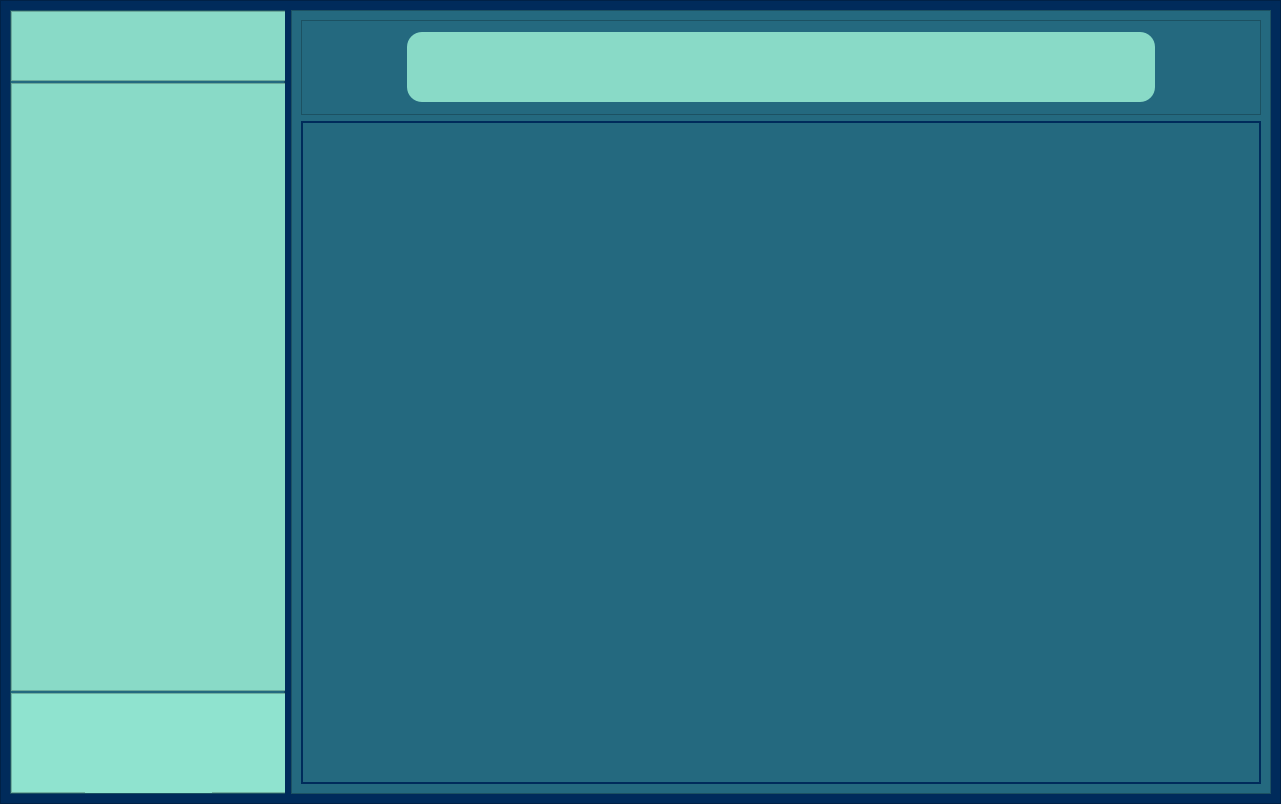
ahmedfahad04/SPL-2, file EmPower/Frontend/PyQt_UI/lesson_page.ui: the form before one commit.
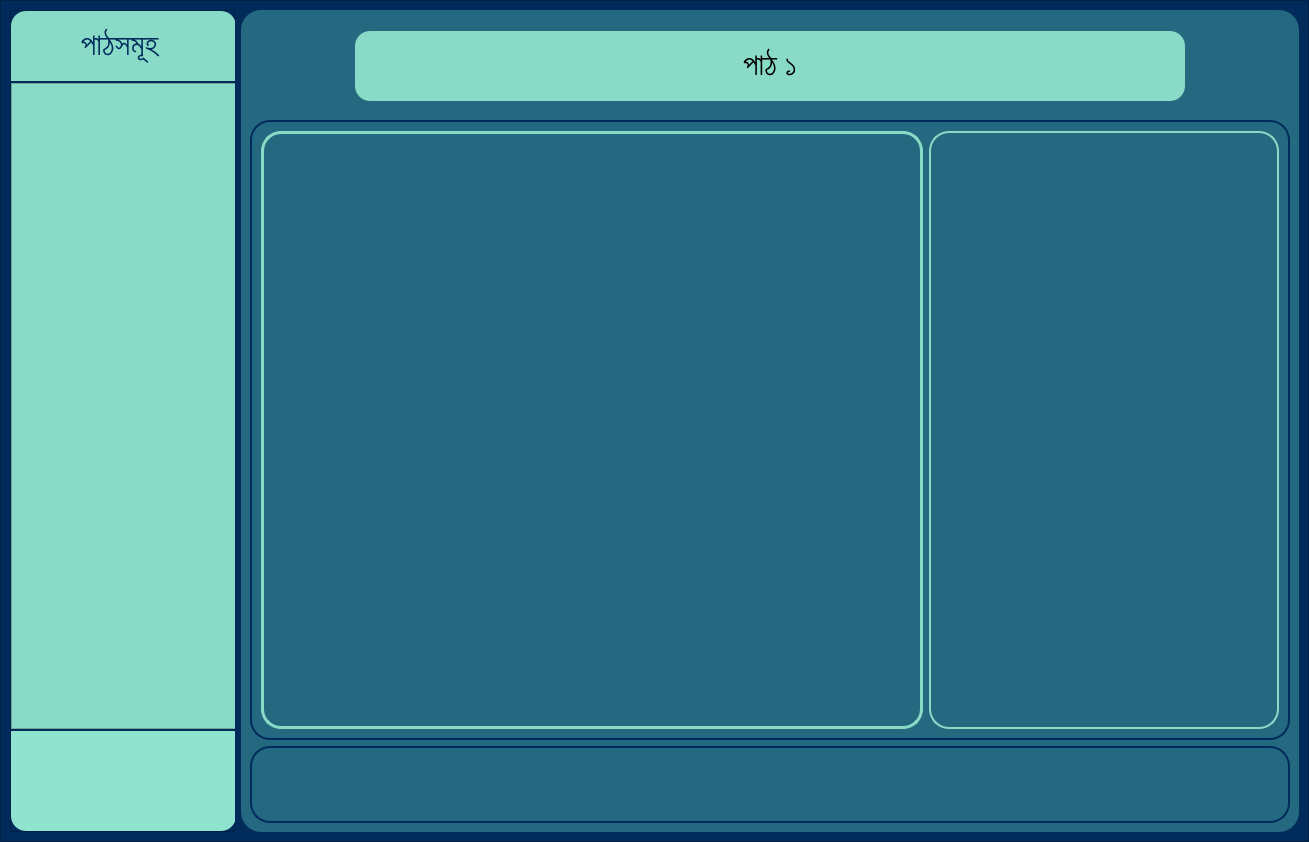
The form after the commit. Icons and pictures are not drawn.

```diff
--- a/EmPower/Frontend/PyQt_UI/lesson_page.ui
+++ b/EmPower/Frontend/PyQt_UI/lesson_page.ui
@@ -6,8 +6,8 @@
    <rect>
     <x>0</x>
     <y>0</y>
-    <width>1281</width>
-    <height>804</height>
+    <width>1309</width>
+    <height>842</height>
    </rect>
   </property>
   <property name="windowTitle">
@@ -28,7 +28,7 @@
      <number>0</number>
     </property>
     <item>
-     <widget class="QFrame" name="frame">
+     <widget class="QFrame" name="main_frame">
       <property name="styleSheet">
        <string notr="true">background-color: rgb(0, 43, 91);</string>
       </property>
@@ -43,18 +43,18 @@
         <widget class="QFrame" name="left_menu_frame">
          <property name="minimumSize">
           <size>
-           <width>275</width>
+           <width>225</width>
            <height>780</height>
           </size>
          </property>
          <property name="maximumSize">
           <size>
-           <width>275</width>
+           <width>225</width>
            <height>16777215</height>
           </size>
          </property>
          <property name="styleSheet">
-          <string notr="true">background-color: rgb(36, 105, 127)</string>
+          <string notr="true"/>
          </property>
          <property name="frameShape">
           <enum>QFrame::StyledPanel</enum>
@@ -88,7 +88,7 @@
             </property>
             <property name="minimumSize">
              <size>
-              <width>275</width>
+              <width>225</width>
               <height>70</height>
              </size>
             </property>
@@ -99,7 +99,9 @@
              </size>
             </property>
             <property name="styleSheet">
-             <string notr="true">background-color: rgb(137, 218, 199);</string>
+             <string notr="true">background-color: rgb(137, 218, 199);
+border-top-left-radius: 15px;
+border-top-right-radius: 15px;</string>
             </property>
             <property name="frameShape">
              <enum>QFrame::StyledPanel</enum>
@@ -107,13 +109,36 @@
             <property name="frameShadow">
              <enum>QFrame::Raised</enum>
             </property>
+            <layout class="QGridLayout" name="gridLayout">
+             <item row="0" column="0">
+              <widget class="QLabel" name="label_3">
+               <property name="font">
+                <font>
+                 <family>Hind Siliguri Medium</family>
+                 <pointsize>23</pointsize>
+                 <weight>50</weight>
+                 <bold>false</bold>
+                </font>
+               </property>
+               <property name="styleSheet">
+                <string notr="true">color: rgb(0, 43, 91);</string>
+               </property>
+               <property name="text">
+                <string>পাঠসমূহ </string>
+               </property>
+               <property name="alignment">
+                <set>Qt::AlignCenter</set>
+               </property>
+              </widget>
+             </item>
+            </layout>
            </widget>
           </item>
           <item>
            <widget class="QFrame" name="frame_5">
             <property name="minimumSize">
              <size>
-              <width>275</width>
+              <width>225</width>
               <height>530</height>
              </size>
             </property>
@@ -138,7 +163,7 @@
            <widget class="QFrame" name="frame_6">
             <property name="minimumSize">
              <size>
-              <width>275</width>
+              <width>225</width>
               <height>100</height>
              </size>
             </property>
@@ -149,7 +174,9 @@
              </size>
             </property>
             <property name="styleSheet">
-             <string notr="true">background-color: rgb(143, 227, 207)</string>
+             <string notr="true">background-color: rgb(143, 227, 207);
+border-bottom-left-radius: 15px;
+border-bottom-right-radius: 15px;</string>
             </property>
             <property name="frameShape">
              <enum>QFrame::StyledPanel</enum>
@@ -224,7 +251,8 @@
           </size>
          </property>
          <property name="styleSheet">
-          <string notr="true">background-color: rgb(36, 105, 127);</string>
+          <string notr="true">background-color: rgb(36, 105, 127);
+border-radius: 20px;</string>
          </property>
          <property name="frameShape">
           <enum>QFrame::StyledPanel</enum>
@@ -310,12 +338,21 @@
                  <height>70</height>
                 </size>
                </property>
+               <property name="font">
+                <font>
+                 <family>Hind Siliguri</family>
+                 <pointsize>23</pointsize>
+                </font>
+               </property>
                <property name="styleSheet">
                 <string notr="true">background-color: rgb(137, 218, 199);
 border-radius: 15px;</string>
                </property>
                <property name="text">
-                <string/>
+                <string>পাঠ ১</string>
+               </property>
+               <property name="alignment">
+                <set>Qt::AlignCenter</set>
                </property>
               </widget>
              </item>
@@ -365,8 +402,58 @@
            <widget class="QFrame" name="frame_8">
             <property name="minimumSize">
              <size>
-              <width>950</width>
-              <height>660</height>
+              <width>1031</width>
+              <height>610</height>
+             </size>
+            </property>
+            <property name="styleSheet">
+             <string notr="true">border: 2px solid rgb(0, 43, 91);</string>
+            </property>
+            <property name="frameShape">
+             <enum>QFrame::StyledPanel</enum>
+            </property>
+            <property name="frameShadow">
+             <enum>QFrame::Raised</enum>
+            </property>
+            <layout class="QHBoxLayout" name="horizontalLayout_5">
+             <item>
+              <widget class="QLabel" name="label_4">
+               <property name="styleSheet">
+                <string notr="true">border: 3px solid  rgb(137, 218, 199);</string>
+               </property>
+               <property name="text">
+                <string/>
+               </property>
+              </widget>
+             </item>
+             <item>
+              <widget class="QFrame" name="frame">
+               <property name="maximumSize">
+                <size>
+                 <width>350</width>
+                 <height>16777215</height>
+                </size>
+               </property>
+               <property name="styleSheet">
+                <string notr="true">border-color: rgb(137, 218, 199);</string>
+               </property>
+               <property name="frameShape">
+                <enum>QFrame::StyledPanel</enum>
+               </property>
+               <property name="frameShadow">
+                <enum>QFrame::Raised</enum>
+               </property>
+              </widget>
+             </item>
+            </layout>
+           </widget>
+          </item>
+          <item>
+           <widget class="QFrame" name="frame_2">
+            <property name="maximumSize">
+             <size>
+              <width>16777215</width>
+              <height>77</height>
              </size>
             </property>
             <property name="styleSheet">
```
Left out of the diff: 16 changed lines with no effect on the pictures.
